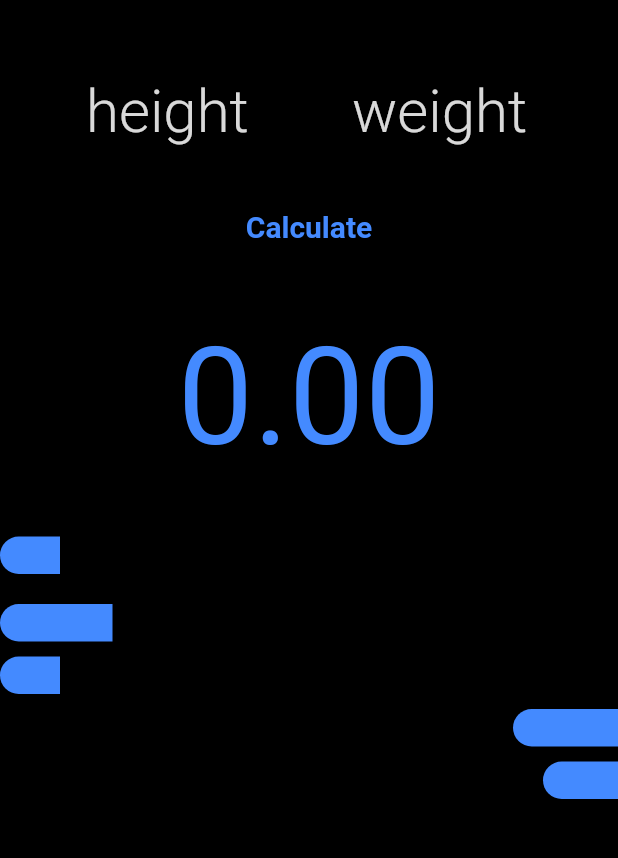
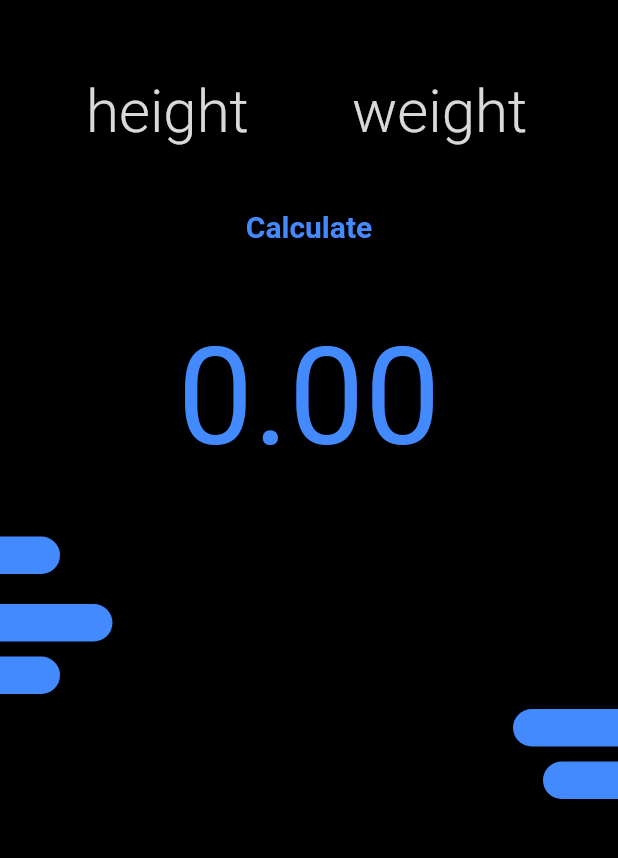
Before and after one commit to MXNXV-ERR/BMICalculatorFlutter, a Flutter app: the screen it shows after launch, on a phone screen of 412 x 824 dp, the part 59-917 px from its top. Run offline on Flutter 3.47's test engine with Material 2 defaults, Android fonts, the light colour scheme and no system bars.

Commit message:
bar fixed

```diff
--- a/lib/widgets/leftbar.dart
+++ b/lib/widgets/leftbar.dart
@@ -16,8 +16,8 @@ class leftbar extends StatelessWidget {
           width: barwidth,
           decoration: const BoxDecoration(
             borderRadius: BorderRadius.only(
-              topLeft: Radius.circular(20),
-              bottomLeft: Radius.circular(20),
+              topRight: Radius.circular(20),
+              bottomRight: Radius.circular(20),
             ),
             color: acchex,
           ),
```
